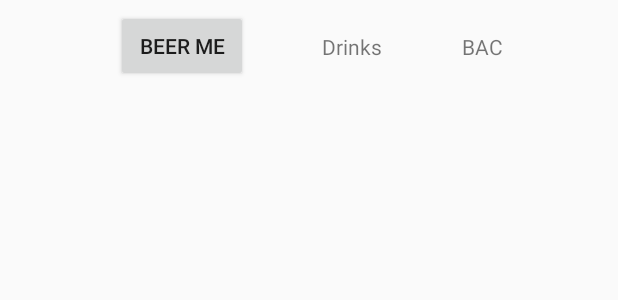
After one commit to ryanszczecinski/Beer_Me, an Android app: the layout notification.xml on its own in the app's theme, with its tools: preview values and no code run, on a phone screen of 412 x 824 dp. The commit adds this screen. Shown: the top 300 px of the screen. Run offline under Robolectric (Android 15) with nearby library versions, the phone set to English and light mode, and no system bars.

Commit message:
7:12 update

```diff
--- a/app/src/main/java/com/beerme/beer_me/MainActivity.java
+++ b/app/src/main/java/com/beerme/beer_me/MainActivity.java
@@ -1,15 +1,19 @@
 package com.beerme.beer_me;
 
+import android.app.NotificationManager;
+import android.content.Context;
 import android.content.Intent;
 import android.os.Bundle;
 import android.support.annotation.NonNull;
 import android.support.design.widget.BottomNavigationView;
+import android.support.v4.app.NotificationCompat;
 import android.support.v7.app.AppCompatActivity;
 import android.view.MenuItem;
 import android.view.View;
 import android.widget.Button;
 import android.widget.CheckBox;
 import android.widget.EditText;
+import android.widget.RemoteViews;
 import android.widget.TextView;
 import android.widget.Toast;
 
@@ -49,6 +53,8 @@ public class MainActivity extends AppCompatActivity {
     protected void onCreate(Bundle savedInstanceState) {
         super.onCreate(savedInstanceState);
         setContentView(R.layout.activity_main);
+
+
 
         b = (Button) findViewById(R.id.enterButton);
         name = (EditText) findViewById(R.id.editName);
--- /dev/null
+++ b/app/src/main/res/layout/notification.xml
@@ -0,0 +1,41 @@
+    <RelativeLayout xmlns:android="http://schemas.android.com/apk/res/android"
+        android:layout_width="match_parent"
+        android:layout_height="62dp">
+
+
+        <Button
+            android:id="@+id/button10"
+            android:layout_width="wrap_content"
+            android:layout_height="wrap_content"
+            android:layout_alignParentLeft="true"
+            android:layout_alignParentStart="true"
+            android:layout_centerVertical="true"
+            android:layout_marginLeft="77dp"
+            android:layout_marginStart="77dp"
+            android:text="Beer Me" />
+
+        <TextView
+            android:id="@+id/textView4"
+            android:layout_width="wrap_content"
+            android:layout_height="match_parent"
+            android:layout_alignParentTop="true"
+            android:layout_marginLeft="49dp"
+            android:layout_marginStart="49dp"
+            android:layout_toEndOf="@+id/button10"
+            android:layout_toRightOf="@+id/button10"
+            android:gravity="center_vertical|center_horizontal"
+            android:text="Drinks" />
+
+        <TextView
+            android:id="@+id/textView5"
+            android:layout_width="wrap_content"
+            android:layout_height="match_parent"
+            android:layout_alignBaseline="@+id/textView4"
+            android:layout_alignBottom="@+id/textView4"
+            android:layout_marginLeft="53dp"
+            android:layout_marginStart="53dp"
+            android:layout_toEndOf="@+id/textView4"
+            android:layout_toRightOf="@+id/textView4"
+            android:gravity="center_vertical|center_horizontal"
+            android:text="BAC" />
+    </RelativeLayout>
--- a/app/src/main/res/values/strings.xml
+++ b/app/src/main/res/values/strings.xml
@@ -3,4 +3,5 @@
     <string name="title_home">Home</string>
     <string name="title_dashboard">Dashboard</string>
     <string name="title_notifications">Notifications</string>
+
 </resources>
```
Also changed, not shown: app/src/main/AndroidManifest.xml (+9 -2 lines), app/src/main/java/com/beerme/beer_me/drinking_class.java (+43 -3 lines), app/src/main/java/com/beerme/beer_me/nr.java (added, +16 -0 lines).
